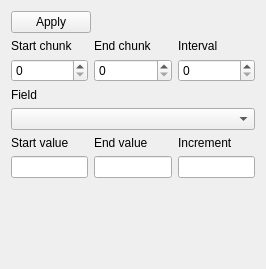
This is TrackEditor/EditSeriesDialog.ui in Zizin13/Roller as Qt 5 draws it before an edit. The edited form follows.
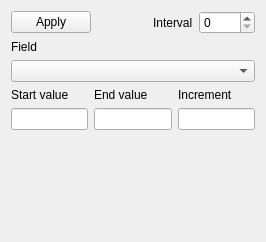
This is the edited form.

Commit message: edit series now uses app selection

```diff
--- a/TrackEditor/EditSeriesDialog.ui
+++ b/TrackEditor/EditSeriesDialog.ui
@@ -7,7 +7,7 @@
     <x>0</x>
     <y>0</y>
     <width>266</width>
-    <height>269</height>
+    <height>242</height>
    </rect>
   </property>
   <property name="windowTitle">
@@ -15,15 +15,25 @@
   </property>
   <layout class="QVBoxLayout" name="verticalLayout">
    <item>
-    <layout class="QHBoxLayout" name="horizontalLayout_3">
-     <item>
+    <layout class="QGridLayout" name="gridLayout1">
+     <item row="0" column="0">
       <widget class="QPushButton" name="pbApply">
        <property name="text">
         <string>Apply</string>
        </property>
       </widget>
      </item>
-     <item>
+     <item row="0" column="2">
+      <widget class="QLabel" name="lblInterval">
+       <property name="toolTip">
+        <string>Distance between geometry chunks included in this series</string>
+       </property>
+       <property name="text">
+        <string>Interval</string>
+       </property>
+      </widget>
+     </item>
+     <item row="0" column="1">
       <spacer name="horizontalSpacer">
        <property name="orientation">
         <enum>Qt::Horizontal</enum>
@@ -36,61 +46,7 @@
        </property>
       </spacer>
      </item>
-    </layout>
-   </item>
-   <item>
-    <layout class="QGridLayout" name="gridLayout1">
-     <item row="0" column="0">
-      <widget class="QLabel" name="lblStartChunk">
-       <property name="toolTip">
-        <string>Index of start geometry chunk</string>
-       </property>
-       <property name="text">
-        <string>Start chunk</string>
-       </property>
-      </widget>
-     </item>
-     <item row="1" column="0">
-      <widget class="QSpinBox" name="sbStartChunk">
-       <property name="sizePolicy">
-        <sizepolicy hsizetype="Expanding" vsizetype="Fixed">
-         <horstretch>0</horstretch>
-         <verstretch>0</verstretch>
-        </sizepolicy>
-       </property>
-      </widget>
-     </item>
-     <item row="0" column="1">
-      <widget class="QLabel" name="lblEndChunk">
-       <property name="toolTip">
-        <string>Index of end geometry chunk</string>
-       </property>
-       <property name="text">
-        <string>End chunk</string>
-       </property>
-      </widget>
-     </item>
-     <item row="1" column="1">
-      <widget class="QSpinBox" name="sbEndChunk">
-       <property name="sizePolicy">
-        <sizepolicy hsizetype="Expanding" vsizetype="Fixed">
-         <horstretch>0</horstretch>
-         <verstretch>0</verstretch>
-        </sizepolicy>
-       </property>
-      </widget>
-     </item>
-     <item row="0" column="2">
-      <widget class="QLabel" name="lblInterval">
-       <property name="toolTip">
-        <string>Distance between geometry chunks included in this series</string>
-       </property>
-       <property name="text">
-        <string>Interval</string>
-       </property>
-      </widget>
-     </item>
-     <item row="1" column="2">
+     <item row="0" column="3">
       <widget class="QSpinBox" name="sbInterval">
        <property name="sizePolicy">
         <sizepolicy hsizetype="Expanding" vsizetype="Fixed">
```
The commit also changes 1 other file.
